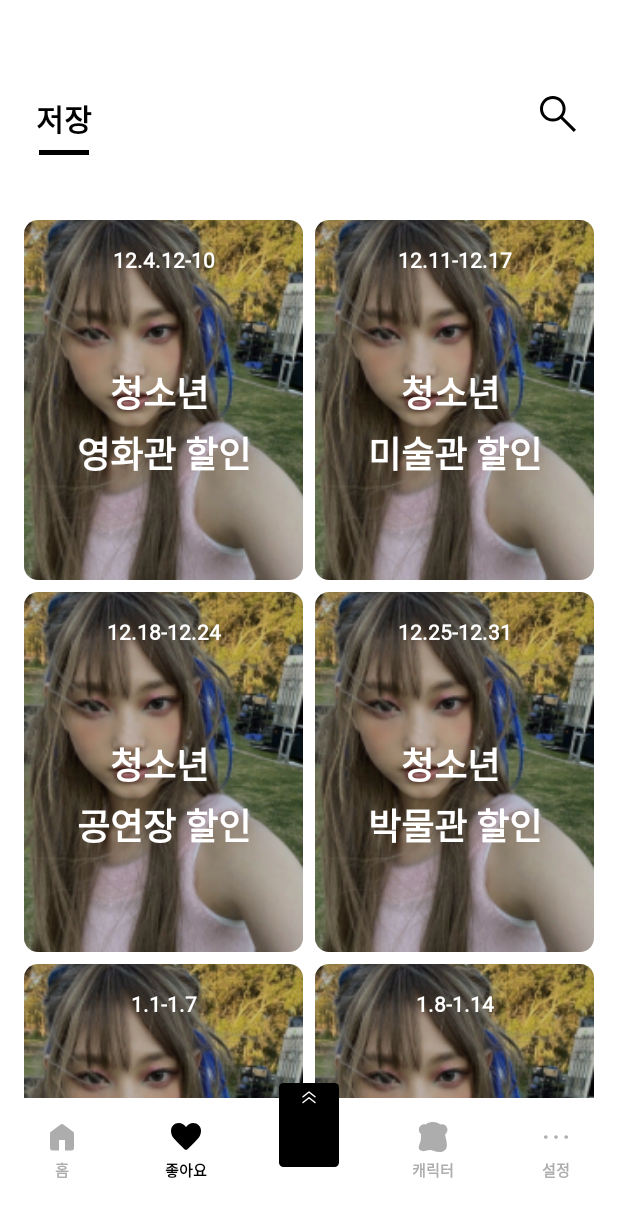
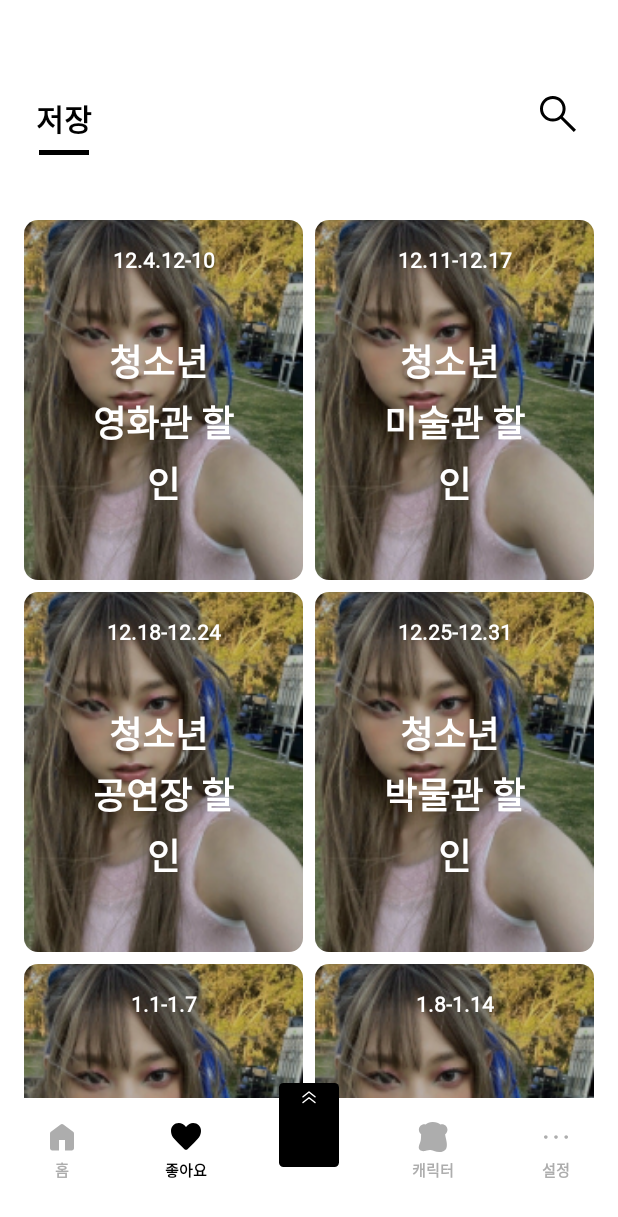
Before and after one commit to Keyneez/Keyneez-AOS, an Android app: the screen it shows after launch (MainActivity), item 2 of the bottom bar chosen, on a phone screen of 412 x 824 dp. Shown: the top 1217 px of the screen. Run offline under Robolectric (Android 15) with nearby library versions, the light colour scheme and no system bars; our stand-ins replace Dagger/Hilt's generated code, Timber, data binding; pictures from the network do not load.

Commit message:
[MOD/#6] 코드 리뷰 반영

```diff
--- a/app/src/main/java/com/keyneez/presentation/main/like/LikeFragment.kt
+++ b/app/src/main/java/com/keyneez/presentation/main/like/LikeFragment.kt
@@ -6,17 +6,14 @@ import androidx.fragment.app.viewModels
 import androidx.recyclerview.widget.GridLayoutManager
 import com.keyneez.data.entity.LikeData
 import com.keyneez.util.binding.BindingFragment
+import com.keyneez.util.extension.setOnSingleClickListener
 import com.lab.keyneez.R
 import com.lab.keyneez.databinding.FragmentLikeBinding
 
 class LikeFragment : BindingFragment<FragmentLikeBinding>(R.layout.fragment_like) {
-    // newinstance() 사용하기
-    // private val likeViewModel by viewModels<LikeViewModel>()
     lateinit var likeAdapter: LikeAdapter
     val data = mutableListOf<LikeData>()
     val viewModel: LikeViewModel by viewModels()
-    // liveData는 observer 패턴을 기반으로 하며 뷰모델과 뷰 간의 통신을 쉽게 한다.
-    // 또한 데이터 변경을 관찰하고 데이터를 자동으로 업데이트한다.
 
     override fun onViewCreated(view: View, savedInstanceState: Bundle?) {
         super.onViewCreated(view, savedInstanceState)
@@ -27,24 +24,19 @@ class LikeFragment : BindingFragment<FragmentLikeBinding>(R.layout.fragment_like
     }
 
     private fun initLikeSearchClickListener() {
-        binding.btnLikeSearch.setOnClickListener {
+        binding.btnLikeSearch.setOnSingleClickListener {
             // 검색화면으로 이동
         }
     }
 
     private fun initLikeSaveClickListener() {
-        binding.btnLikeSave.setOnClickListener {
+        binding.btnLikeSave.setOnSingleClickListener {
             binding.rvLikeContent.smoothScrollToPosition(0)
         }
     }
 
     private fun setupLikeData() {
-        // ViewModel을 observe하는 부분을 사용하면 된다.
-        // 뷰모델에서 likelist가 바뀔 때마다 자동적으로 호출되어 바꿔줌
-        // viewLifecycleOwner 대신에 액티비티에서는 this를 사용해 준다.
-        // 상태 변경을 자동으로 알린다.
         viewModel.likeList.observe(viewLifecycleOwner) {
-            // 어댑터에서 mutablelist썼으면 뷰홀더에서도 mutablelist를 사용하고 어댑터에서 listOf를 썼으면 뷰홀더에서도 통일하기
             likeAdapter.data = it
             likeAdapter.notifyDataSetChanged()
         }
--- a/app/src/main/java/com/keyneez/presentation/main/like/LikeViewModel.kt
+++ b/app/src/main/java/com/keyneez/presentation/main/like/LikeViewModel.kt
@@ -7,16 +7,11 @@ import com.keyneez.data.entity.LikeData
 import com.lab.keyneez.R
 
 class LikeViewModel : ViewModel() {
-    // binding하는 방식으로 선언해 주기!
     private val _likeList = MutableLiveData<List<LikeData>>()
     val likeList: LiveData<List<LikeData>>
         get() = _likeList
 
     init {
-        // viewModel을 실행할 때 getLikeList를 제일 먼저 가져와 주세요
-        // init 함수는 매개변수가 없고 반환되는 값이 없는 특별한 함수이다.
-        // 생성자를 통해 인스턴스를 만들어 질 때 생성되는 함수이다.
-        // 생성자를 초기화할 수 있다.
         getLikeList()
     }
 
--- a/app/src/main/res/drawable/shape_14_rect.xml
+++ /dev/null
@@ -1,10 +0,0 @@
-<?xml version="1.0" encoding="utf-8"?>
-<layer-list xmlns:android="http://schemas.android.com/apk/res/android"
-    xmlns:tools="http://schemas.android.com/tools">
-    <item tools:drawable="@drawable/img_like_background">
-        <shape xmlns:android="http://schemas.android.com/apk/res/android"
-            android:shape="rectangle">
-            <corners android:radius="14dp" />
-        </shape>
-    </item>
-</layer-list>
--- a/app/src/main/res/layout/item_like_content.xml
+++ b/app/src/main/res/layout/item_like_content.xml
@@ -16,7 +16,6 @@
             android:id="@+id/iv_like_background"
             android:layout_width="0dp"
             android:layout_height="0dp"
-            android:background="@drawable/shape_14_rect"
             android:scaleType="centerCrop"
             app:layout_constraintBottom_toBottomOf="parent"
             app:layout_constraintEnd_toEndOf="parent"
@@ -42,6 +41,7 @@
             android:layout_height="wrap_content"
             android:layout_marginBottom="6dp"
             android:gravity="center"
+            android:maxWidth="110dp"
             android:textColor="@color/gray050"
             app:layout_constraintBottom_toBottomOf="parent"
             app:layout_constraintEnd_toEndOf="parent"
--- a/app/src/main/res/values/strings.xml
+++ b/app/src/main/res/values/strings.xml
@@ -7,7 +7,7 @@
     //like
     <string name="like_save">저장</string>
     <string name="like_data">11.24-12.31</string>
-    <string name="like_content">청소년\n영화관 할인</string>
+    <string name="like_content">청소년 \n영화관 할인</string>
 
     // main
     <string name="main_home">홈</string>
```
